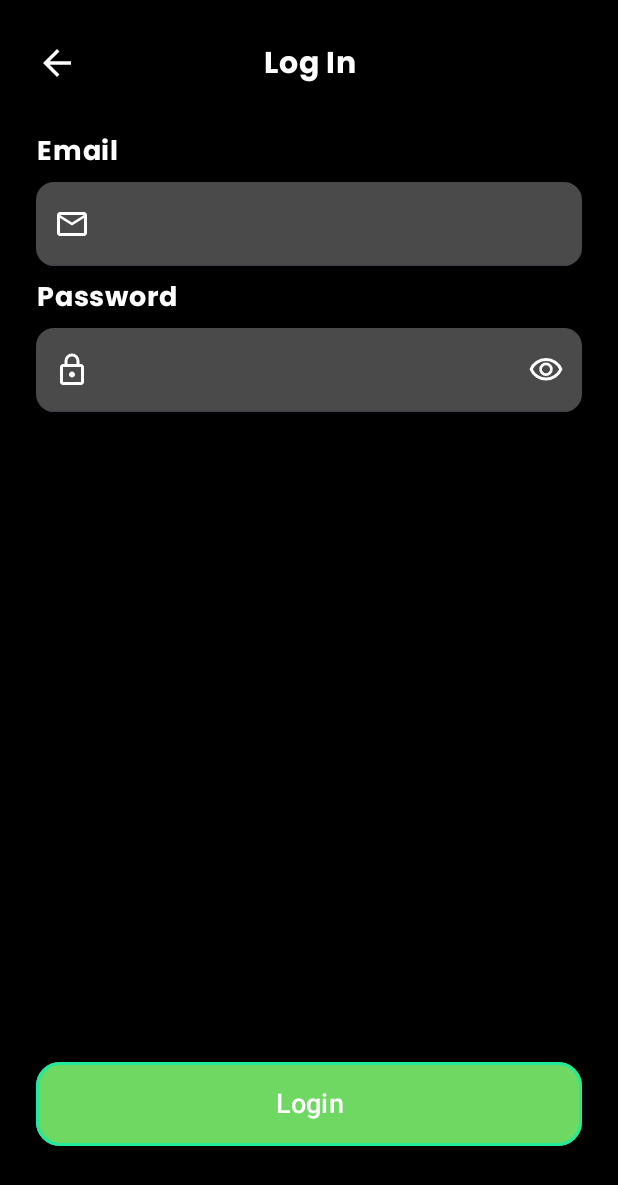
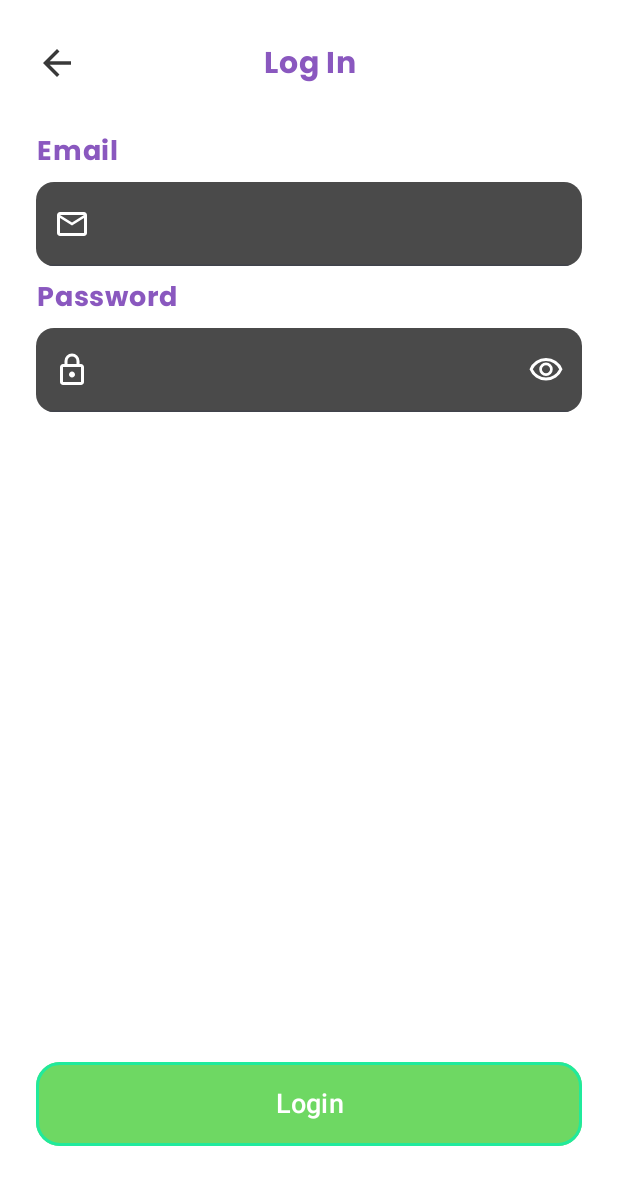
Before and after one commit to JL1704/SmartLeafApp, an Android app built with Jetpack Compose: the screen it shows after launch (MainActivity), after a tap on "Log in", on a phone screen of 412 x 824 dp. Shown: the top 1185 px of the screen. Run offline under Robolectric (Android 15) with nearby library versions, the phone set to English and light mode, and no system bars; our stand-ins replace Firebase (no records; nobody signed in at launch, a user with empty details on screens opened directly), accompanist, window size class.

Commit message:
style: se cambiaron los colores de loginScreen y signUpScreen

```diff
--- a/app/src/main/java/com/deltasquad/smartleafapp/presentation/initial/InitialScreen.kt
+++ b/app/src/main/java/com/deltasquad/smartleafapp/presentation/initial/InitialScreen.kt
@@ -64,7 +64,7 @@ fun InitialScreen(
             Spacer(modifier = Modifier.height(8.dp))
             Text(
                 text = "Sign up for free",
-                color = secondaryGreen,
+                color = primaryGreen,
                 fontSize = 24.sp,
                 fontWeight = FontWeight.SemiBold
             )
--- a/app/src/main/java/com/deltasquad/smartleafapp/presentation/login/LoginScreen.kt
+++ b/app/src/main/java/com/deltasquad/smartleafapp/presentation/login/LoginScreen.kt
@@ -26,6 +26,9 @@ import com.deltasquad.smartleafapp.presentation.theme.primaryGreen
 import com.deltasquad.smartleafapp.presentation.theme.secondaryGreen
 import com.google.firebase.auth.FirebaseAuth
 import com.deltasquad.smartleafapp.R
+import com.deltasquad.smartleafapp.presentation.theme.primaryPurple
+import com.deltasquad.smartleafapp.presentation.theme.primaryWhite
+import com.deltasquad.smartleafapp.presentation.theme.secondaryGray
 
 @Composable
 fun LoginScreen(
@@ -54,7 +57,7 @@ fun LoginScreen(
         Column(
             modifier = Modifier
                 .fillMaxSize()
-                .background(Black)
+                .background(primaryWhite)
                 .padding(horizontal = 24.dp)
                 .padding(top = 12.dp)
                 .padding(innerPadding),
@@ -70,7 +73,7 @@ fun LoginScreen(
                 Icon(
                     painter = painterResource(id = R.drawable.ic_back_24),
                     contentDescription = "Back",
-                    tint = White,
+                    tint = secondaryGray,
                     modifier = Modifier
                         .size(28.dp)
                         .clickable {
@@ -79,7 +82,7 @@ fun LoginScreen(
                 )
                 Text(
                     text = "Log In",
-                    color = White,
+                    color = primaryPurple,
                     fontSize = 20.sp,
                     fontWeight = FontWeight.Bold,
                     modifier = Modifier
@@ -90,7 +93,7 @@ fun LoginScreen(
             }
 
             // Email
-            Text("Email", color = White, fontWeight = FontWeight.Bold, fontSize = 18.sp)
+            Text("Email", color = primaryPurple, fontWeight = FontWeight.Bold, fontSize = 18.sp)
             TextField(
                 value = email,
                 onValueChange = { email = it },
@@ -117,7 +120,7 @@ fun LoginScreen(
             )
 
             // Password
-            Text("Password", color = White, fontWeight = FontWeight.Bold, fontSize = 18.sp)
+            Text("Password", color = primaryPurple, fontWeight = FontWeight.Bold, fontSize = 18.sp)
             TextField(
                 value = password,
                 onValueChange = { password = it },
```
Also changed, not shown: app/src/main/java/com/deltasquad/smartleafapp/presentation/signup/SignUpScreen.kt (+8 -5 lines).
